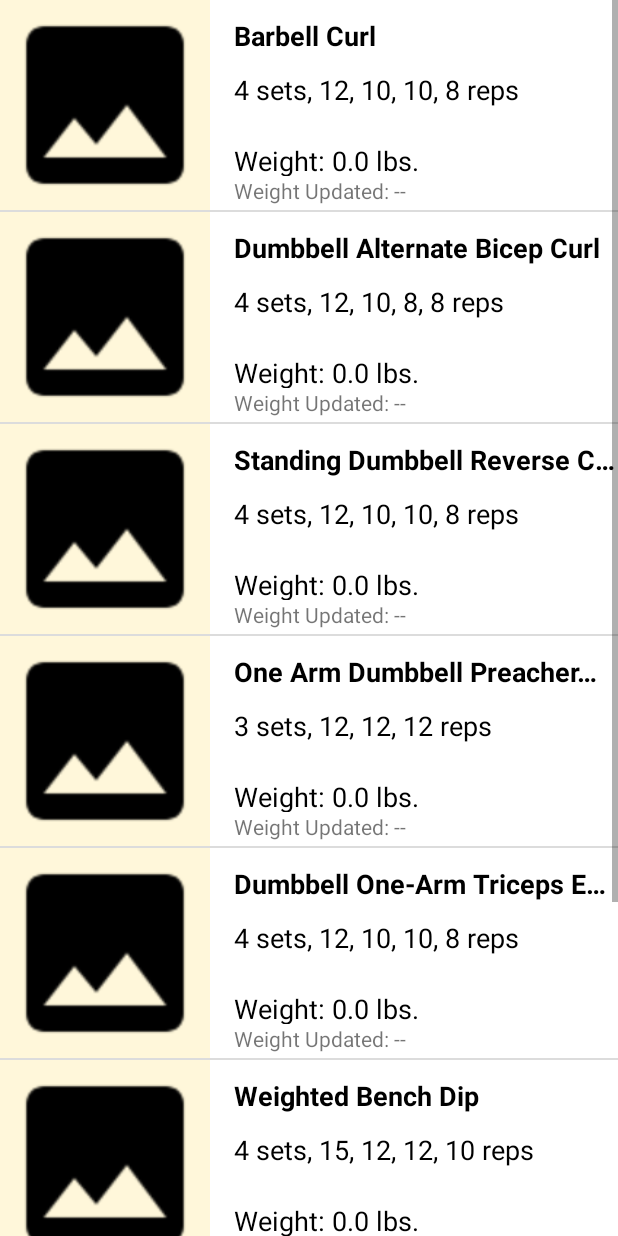
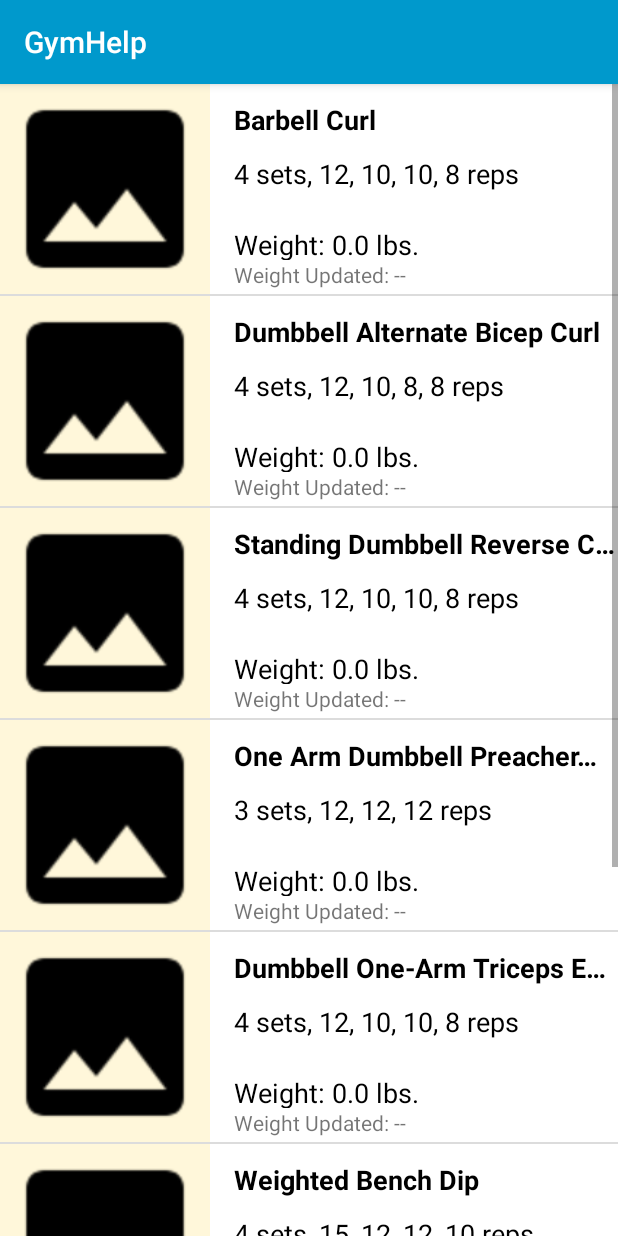
Before and after one commit to kjb064/GymHelp, an Android app: the fragment ArmsFragment shown on its own in the app's theme, on a phone screen of 412 x 824 dp. Run offline under Robolectric (Android 15) with nearby library versions, the phone set to English and light mode, and no system bars.

Commit message:
Brought the ActionBar back for convenience with SearchView. Changed the app's primary colors to match the tabs.

```diff
--- a/app/src/main/res/values/styles.xml
+++ b/app/src/main/res/values/styles.xml
@@ -15,12 +15,11 @@
 <resources>
 
     <!-- Base application theme. -->
-    <style name="AppTheme" parent="Theme.AppCompat.Light.NoActionBar">
-        <item name="colorPrimary">@color/primary_color</item>
-        <item name="colorPrimaryDark">@color/primary_dark_color</item>
+    <style name="AppTheme" parent="Theme.AppCompat.Light.DarkActionBar">
+        <item name="colorPrimary">@android:color/holo_blue_dark</item>
+        <item name="colorPrimaryDark">@android:color/holo_blue_dark</item>
     </style>
 
-    <!-- Style for a category of vocabulary words -->
     <style name="CategoryStyle">
         <item name="android:layout_width">match_parent</item>
         <item name="android:layout_height">@dimen/list_item_height</item>
@@ -48,10 +47,11 @@
         <item name="android:textColorPrimary">@android:color/black</item>
     </style>
 
-    <style name="AppTheme.NoActionBar">
+    <!--<style name="AppTheme.NoActionBar">
         <item name="windowActionBar">false</item>
         <item name="windowNoTitle">true</item>
-    </style>
+    </style>-->
+
 
     <style name="AppTheme.AppBarOverlay" parent="ThemeOverlay.AppCompat.Dark.ActionBar" />
 
```
